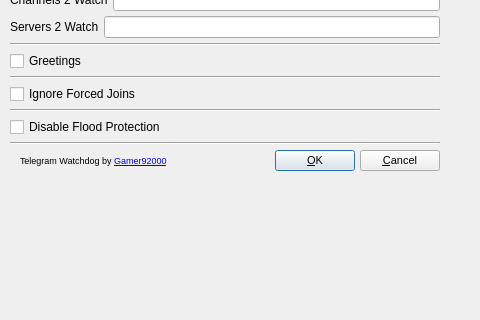
Before: the Qt Designer form src/configui.ui in Gamer92000/TeamSpeak-3-Telegram-Watchdog, drawn with Qt 5; both pictures show x 0 to 480 and y 116 to 436 of the 633 by 583 pixel window.
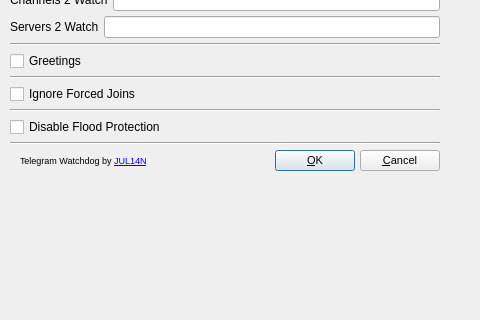
After: the same form once the commit is applied.

The edit to the form file:
```diff
--- a/src/configui.ui
+++ b/src/configui.ui
@@ -377,7 +377,7 @@
          </font>
         </property>
         <property name="text">
-         <string>&lt;html&gt;&lt;head/&gt;&lt;body&gt;&lt;p&gt;Telegram Watchdog by &lt;a href=&quot;https://julianimhof.de&quot;&gt;&lt;span style=&quot; text-decoration: underline; color:#0000ff;&quot;&gt;Gamer92000&lt;/span&gt;&lt;/a&gt;&lt;/p&gt;&lt;/body&gt;&lt;/html&gt;</string>
+         <string>&lt;html&gt;&lt;head/&gt;&lt;body&gt;&lt;p&gt;Telegram Watchdog by &lt;a href=&quot;https://julianimhof.de&quot;&gt;&lt;span style=&quot; text-decoration: underline; color:#0000ff;&quot;&gt;JUL14N&lt;/span&gt;&lt;/a&gt;&lt;/p&gt;&lt;/body&gt;&lt;/html&gt;</string>
         </property>
         <property name="textFormat">
          <enum>Qt::RichText</enum>
```
